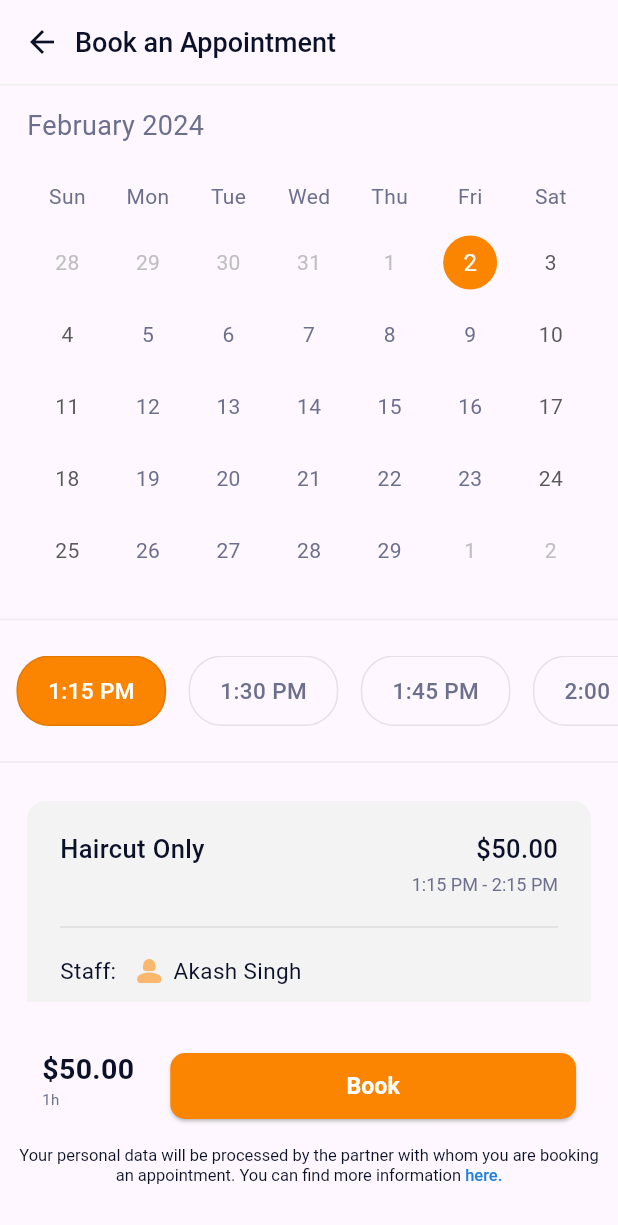
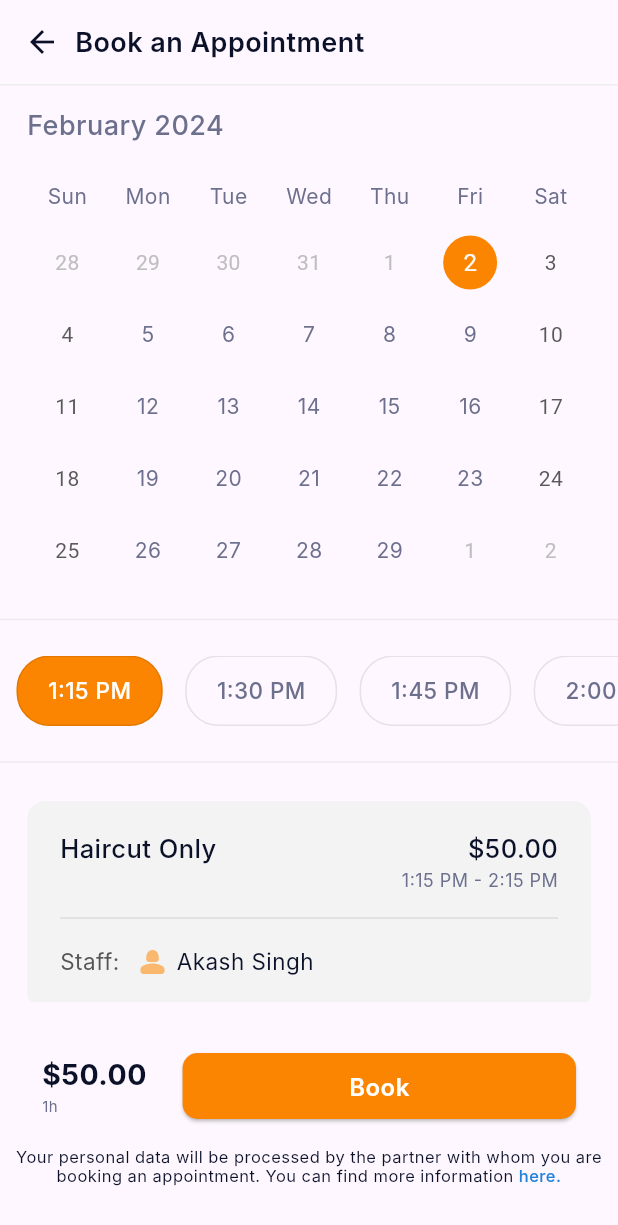
Before and after one commit to akash-singh8/flutterDev, a Flutter app: the Appointment screen opened directly, on a phone screen of 412 x 824 dp. Shown: the top 1225 px of the screen. Run offline on Flutter 3.47's test engine with Material 3 defaults, Android fonts, the phone set to English and light mode, and no system bars; drawn by our look-alikes of table_calendar; Roboto replaces fonts that are missing (Inter).

Commit message:
update: text styles

```diff
--- a/lib/appointment.dart
+++ b/lib/appointment.dart
@@ -1,5 +1,6 @@
 import "package:appointment/helpers/colors.dart";
 import 'package:flutter/material.dart';
+import "package:appointment/helpers/text_styles.dart";
 import 'footer.dart';
 import "summary.dart";
 import "timeline.dart";
@@ -17,15 +18,14 @@ class Appointment extends StatelessWidget {
           onTap: () {
             Navigator.pop(context);
           },
-          child: const Row(
+          child: Row(
             crossAxisAlignment: CrossAxisAlignment.center,
             children: [
-              Icon(Icons.arrow_back, color: AppColors.darkBlue),
-              SizedBox(width: 10),
+              const Icon(Icons.arrow_back, color: AppColors.darkBlue),
+              const SizedBox(width: 10),
               Text(
                 "Book an Appointment",
-                style: TextStyle(
-                  fontWeight: FontWeight.w500,
+                style: TextStyles.semibold(
                   fontSize: 18,
                   color: AppColors.darkBlue,
                 ),
--- a/lib/calendar.dart
+++ b/lib/calendar.dart
@@ -1,6 +1,7 @@
 import 'package:flutter/material.dart';
 import 'package:table_calendar/table_calendar.dart';
 import "package:appointment/helpers/colors.dart";
+import "package:appointment/helpers/text_styles.dart";
 
 class Calendar extends StatefulWidget {
   const Calendar({super.key});
@@ -51,7 +52,7 @@ class _CalendarState extends State<Calendar> {
         children: [
           Text(
             "$month $year",
-            style: const TextStyle(
+            style: TextStyles.medium(
               fontSize: 18,
               color: AppColors.grey,
             ),
@@ -63,20 +64,20 @@ class _CalendarState extends State<Calendar> {
             rowHeight: 48,
             daysOfWeekHeight: 40,
             headerVisible: false,
-            daysOfWeekStyle: const DaysOfWeekStyle(
-                weekdayStyle: TextStyle(color: AppColors.grey),
-                weekendStyle: TextStyle(color: AppColors.grey)),
+            daysOfWeekStyle: DaysOfWeekStyle(
+                weekdayStyle: TextStyles.regular(color: AppColors.grey),
+                weekendStyle: TextStyles.regular(color: AppColors.grey)),
             selectedDayPredicate: (day) => isSameDay(day, today),
-            calendarStyle: const CalendarStyle(
-              selectedDecoration: BoxDecoration(
+            calendarStyle: CalendarStyle(
+              selectedDecoration: const BoxDecoration(
                 color: AppColors.orange,
                 shape: BoxShape.circle,
               ),
-              todayDecoration: BoxDecoration(
+              todayDecoration: const BoxDecoration(
                 color: AppColors.lightOrange,
                 shape: BoxShape.circle,
               ),
-              defaultTextStyle: TextStyle(color: AppColors.grey),
+              defaultTextStyle: TextStyles.regular(color: AppColors.grey),
             ),
             firstDay: DateTime.now(),
             lastDay: DateTime.utc(today.year, today.month,
--- a/lib/footer.dart
+++ b/lib/footer.dart
@@ -1,5 +1,6 @@
 import "package:flutter/material.dart";
 import "package:appointment/helpers/colors.dart";
+import "package:appointment/helpers/text_styles.dart";
 
 class Footer extends StatelessWidget {
   const Footer({super.key});
@@ -8,13 +9,13 @@ class Footer extends StatelessWidget {
   Widget build(BuildContext context) {
     return Container(
       padding: const EdgeInsets.all(8),
-      child: const SizedBox(
+      child: SizedBox(
         height: 140,
         child: Column(
           mainAxisAlignment: MainAxisAlignment.center,
           children: [
             Padding(
-              padding: EdgeInsets.symmetric(horizontal: 20),
+              padding: const EdgeInsets.symmetric(horizontal: 20),
               child: Row(
                 mainAxisAlignment: MainAxisAlignment.spaceAround,
                 children: [
@@ -23,27 +24,26 @@ class Footer extends StatelessWidget {
                     children: [
                       Text(
                         '\$50.00',
-                        style: TextStyle(
-                            color: AppColors.darkBlue,
-                            fontWeight: FontWeight.bold,
-                            fontSize: 19,
-                            height: 1),
+                        style: TextStyles.bold(
+                          color: AppColors.darkBlue,
+                          fontSize: 19,
+                        ),
                       ),
                       Text(
                         "1h",
-                        style: TextStyle(
-                            fontSize: 10, height: 2.2, color: AppColors.grey),
+                        style: TextStyles.regular(
+                            fontSize: 10, color: AppColors.grey),
                         textAlign: TextAlign.left,
                       ),
                     ],
                   ),
-                  SizedBox(width: 24),
-                  Button(),
+                  const SizedBox(width: 24),
+                  const Button(),
                 ],
               ),
             ),
-            SizedBox(height: 18),
-            BottomText()
+            const SizedBox(height: 18),
+            const BottomText()
           ],
         ),
       ),
@@ -58,21 +58,20 @@ class Button extends StatelessWidget {
   Widget build(BuildContext context) {
     return Expanded(
       child: Container(
-        height: 44.0, // Set the height
+        height: 44.0,
         decoration: BoxDecoration(
-          borderRadius: BorderRadius.circular(10.0), // Set the border radius
+          borderRadius: BorderRadius.circular(10.0),
         ),
         child: ElevatedButton(
           onPressed: () {
             // Your button action here
           },
           style: ElevatedButton.styleFrom(
-            backgroundColor: AppColors.orange, // Background color
-            foregroundColor: AppColors.white, // Text color
-            textStyle:
-                const TextStyle(fontSize: 15.4, fontWeight: FontWeight.w600),
+            backgroundColor: AppColors.orange, //
+            foregroundColor: AppColors.white, //
+            textStyle: TextStyles.semibold(fontSize: 16),
             shape: RoundedRectangleBorder(
-              borderRadius: BorderRadius.circular(10.0), // Button border radius
+              borderRadius: BorderRadius.circular(10.0),
             ),
           ),
           child: const Text('Book'),
@@ -89,22 +88,22 @@ class BottomText extends StatelessWidget {
   Widget build(BuildContext context) {
     return RichText(
       textAlign: TextAlign.center,
-      text: const TextSpan(
-        style: TextStyle(
-          // Default style for the whole text
+      text: TextSpan(
+        style: TextStyles.regular(
           fontSize: 11,
-          color: AppColors.darkBlue, // Default text color
+          color: AppColors.darkBlue,
         ),
         children: <TextSpan>[
-          TextSpan(
+          const TextSpan(
             text:
                 'Your personal data will be processed by the partner with whom you are booking an appointment. You can find more information ',
           ),
           TextSpan(
             text: 'here.',
-            style: TextStyle(
-                color: AppColors.skyblue,
-                fontWeight: FontWeight.w500), // Style for 'here'
+            style: TextStyles.medium(
+              fontSize: 11,
+              color: AppColors.skyblue,
+            ),
           ),
         ],
       ),
--- /dev/null
+++ b/lib/helpers/text_styles.dart
@@ -0,0 +1,71 @@
+import 'package:flutter/material.dart';
+import 'package:appointment/helpers/colors.dart';
+
+const double _defaultCharSpacing = 0.3;
+
+///A class containing all of the text styles used in the app
+class TextStyles {
+  ///A shorthand for text weight regular
+  static TextStyle regular({
+    double fontSize = 14,
+    Color color = AppColors.darkBlue,
+  }) {
+    return TextStyle(
+      fontSize: fontSize,
+      fontFamily: 'Inter',
+      fontStyle: FontStyle.normal,
+      color: color,
+      fontWeight: FontWeight.w400,
+      letterSpacing: _defaultCharSpacing,
+      decoration: TextDecoration.none,
+    );
+  }
+
+  ///A shorthand for text weight bold
+  static TextStyle bold({
+    double fontSize = 14,
+    Color color = AppColors.darkBlue,
+  }) {
+    return TextStyle(
+      fontSize: fontSize,
+      fontFamily: 'Inter',
+      fontStyle: FontStyle.normal,
+      color: color,
+      fontWeight: FontWeight.w700,
+      letterSpacing: _defaultCharSpacing,
+      decoration: TextDecoration.none,
+    );
+  }
+
+  ///A shorthand for text weight semi-bold
+  static TextStyle semibold({
+    double fontSize = 28,
+    Color color = AppColors.darkBlue,
+  }) {
+    return TextStyle(
+      fontSize: fontSize,
+      fontFamily: 'Inter',
+      fontStyle: FontStyle.normal,
+      color: color,
+      fontWeight: FontWeight.w600,
+      letterSpacing: _defaultCharSpacing,
+      decoration: TextDecoration.none,
+    );
+  }
+
+  ///A shorthand for text weight medium
+  static TextStyle medium({
+    double fontSize = 20,
+    Color color = AppColors.darkBlue,
+  }) {
+    return TextStyle(
+      fontSize: fontSize,
+      fontFamily: 'Inter',
+      fontStyle: FontStyle.normal,
+      color: color,
+      fontWeight: FontWeight.w500,
+      letterSpacing: _defaultCharSpacing,
+      decoration: TextDecoration.none,
+    );
+  }
+}
--- a/lib/summary.dart
+++ b/lib/summary.dart
@@ -1,5 +1,6 @@
 import "package:appointment/helpers/colors.dart";
 import "package:flutter/material.dart";
+import "package:appointment/helpers/text_styles.dart";
 
 class Summary extends StatelessWidget {
   const Summary({super.key});
@@ -11,9 +12,9 @@ class Summary extends StatelessWidget {
       margin: const EdgeInsets.fromLTRB(18, 18, 18, 4),
       decoration: BoxDecoration(
         color: AppColors.lightGrey,
-        borderRadius: BorderRadius.circular(12), // Add border radius
+        borderRadius: BorderRadius.circular(12),
       ),
-      child: const Column(
+      child: Column(
         children: [
           Row(
               mainAxisAlignment: MainAxisAlignment.spaceBetween,
@@ -21,8 +22,7 @@ class Summary extends StatelessWidget {
               children: [
                 Text(
                   "Haircut Only",
-                  style: TextStyle(
-                    fontWeight: FontWeight.w500,
+                  style: TextStyles.medium(
                     fontSize: 17,
                     color: AppColors.darkBlue,
                   ),
@@ -32,39 +32,42 @@ class Summary extends StatelessWidget {
                   children: [
                     Text(
                       "\$50.00",
-                      style: TextStyle(
-                        fontWeight: FontWeight.w500,
+                      style: TextStyles.medium(
                         fontSize: 17,
                         color: AppColors.darkBlue,
                       ),
                     ),
                     Text(
                       "1:15 PM - 2:15 PM",
-                      style: TextStyle(
-                          fontWeight: FontWeight.w400,
-                          fontSize: 12,
-                          color: AppColors.grey,
-                          letterSpacing: 0,
-                          height: 1.9),
+                      style: TextStyles.regular(
+                        fontSize: 12,
+                        color: AppColors.grey,
+                      ),
                     )
                   ],
                 )
               ]),
-          SizedBox(height: 9),
-          Divider(
+          const SizedBox(height: 9),
+          const Divider(
             color: AppColors.heavyShadow,
             thickness: 1,
           ),
-          SizedBox(height: 9),
+          const SizedBox(height: 9),
           Row(
             children: [
               Text("Staff:",
-                  style: TextStyle(color: AppColors.darkBlue, fontSize: 15)),
-              SizedBox(width: 10),
-              Icon(Icons.person_2_rounded, color: AppColors.lightOrange),
-              SizedBox(width: 4),
+                  style: TextStyles.regular(
+                    color: AppColors.darkGrey,
+                    fontSize: 15,
+                  )),
+              const SizedBox(width: 10),
+              const Icon(Icons.person_2_rounded, color: AppColors.lightOrange),
+              const SizedBox(width: 4),
               Text("Akash Singh",
-                  style: TextStyle(color: AppColors.darkBlue, fontSize: 15))
+                  style: TextStyles.regular(
+                    color: AppColors.darkBlue,
+                    fontSize: 15,
+                  ))
             ],
           )
         ],
--- a/lib/timeline.dart
+++ b/lib/timeline.dart
@@ -1,5 +1,6 @@
 import 'package:flutter/material.dart';
 import "package:appointment/helpers/colors.dart";
+import "package:appointment/helpers/text_styles.dart";
 
 class Timeline extends StatefulWidget {
   const Timeline({super.key});
@@ -108,8 +109,7 @@ class Time extends StatelessWidget {
         ),
         child: Text(
           timeText,
-          style: TextStyle(
-            fontWeight: FontWeight.w500,
+          style: TextStyles.medium(
             fontSize: 15,
             color: isSelected ? Colors.white : AppColors.grey,
           ),
```
